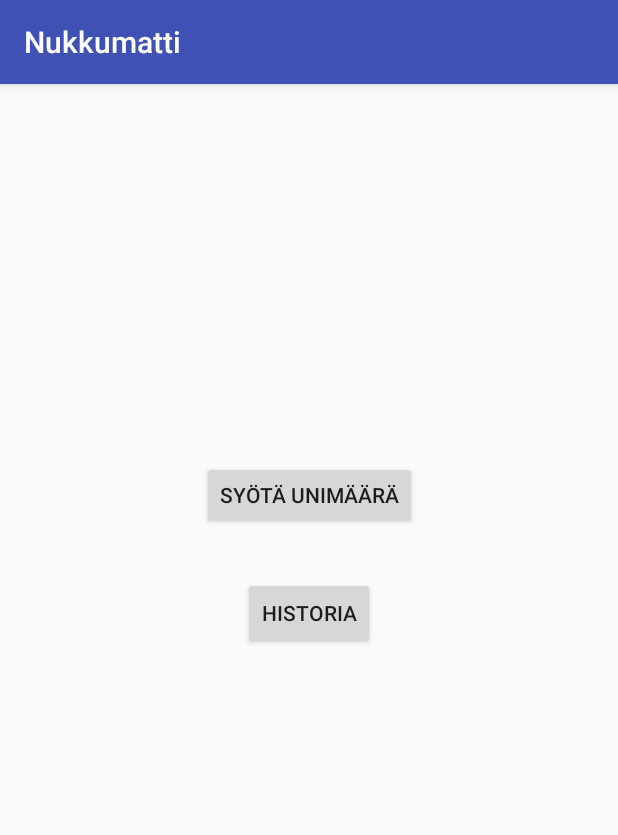
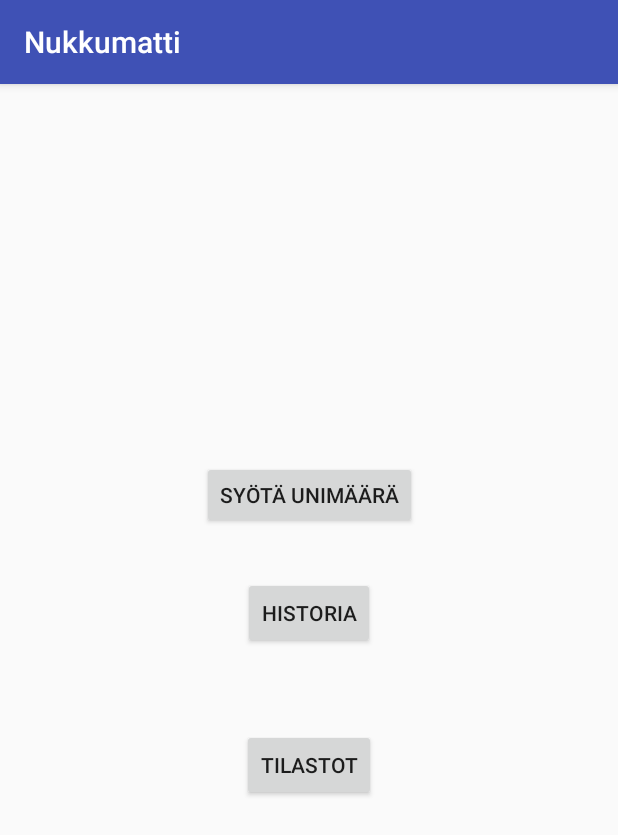
Before and after one commit to nakkijorma/Nukkumatti, an Android app: the screen it shows after launch (MainActivity), on a phone screen of 412 x 824 dp. Shown: the top 835 px of the screen. Run offline under Robolectric (Android 15) with nearby library versions, the phone set to English and light mode, and no system bars.

Commit message:
inital commit

```diff
--- a/app/src/main/res/layout/activity_main.xml
+++ b/app/src/main/res/layout/activity_main.xml
@@ -48,4 +48,15 @@
         app:layout_constraintTop_toTopOf="parent"
         app:layout_constraintVertical_bias="0.173" />
 
+    <Button
+        android:id="@+id/button3"
+        android:layout_width="wrap_content"
+        android:layout_height="wrap_content"
+        android:text="Tilastot"
+        app:layout_constraintBottom_toBottomOf="parent"
+        app:layout_constraintEnd_toEndOf="parent"
+        app:layout_constraintStart_toStartOf="parent"
+        app:layout_constraintTop_toBottomOf="@+id/button2"
+        app:layout_constraintVertical_bias="0.155" />
+
 </android.support.constraint.ConstraintLayout>
```
